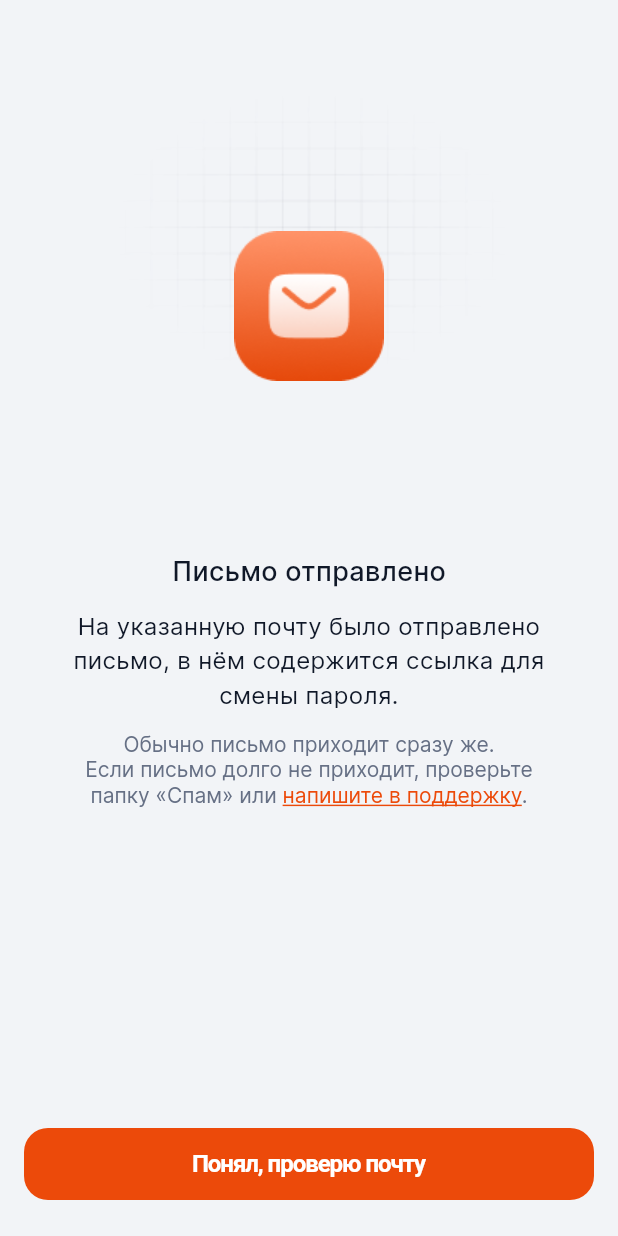
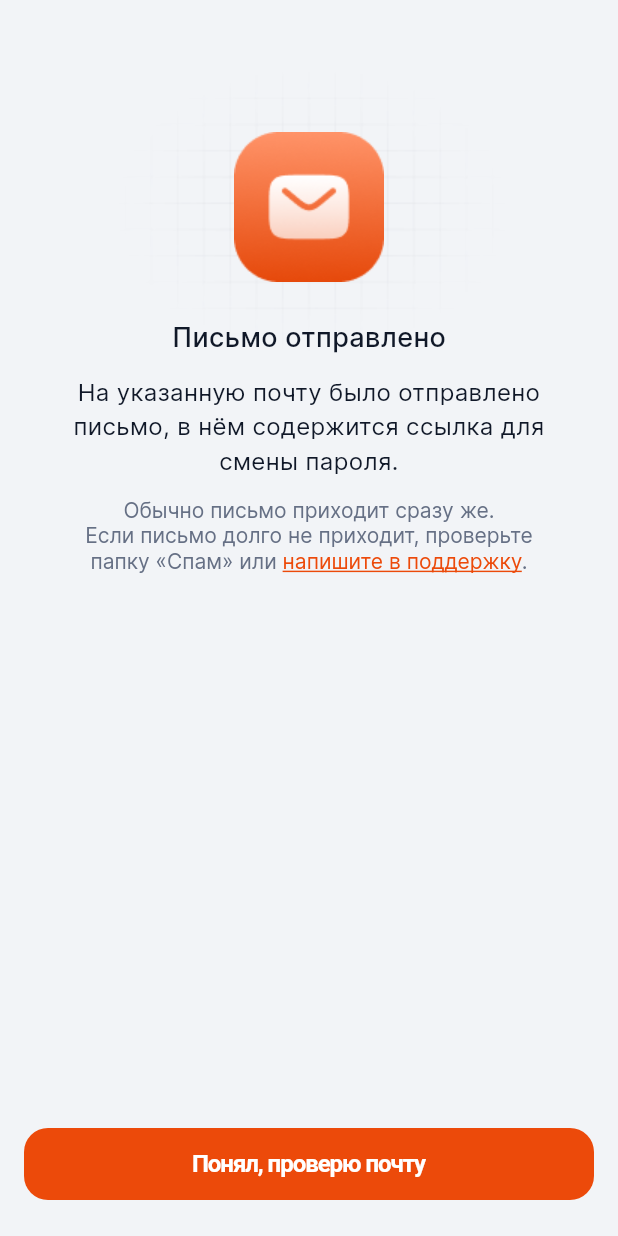
Before and after one commit to AnastasiyaFisenko/sports_events, a Flutter app: the screen it shows after launch, on a phone screen of 412 x 824 dp. Run offline on Flutter 3.47's test engine with Material 3 defaults, Android fonts, the phone set to English and light mode, and no system bars.

Commit message:
send_letter

```diff
--- a/lib/screens/letter_send_screen.dart
+++ b/lib/screens/letter_send_screen.dart
@@ -1,5 +1,7 @@
+import 'package:flutter/cupertino.dart';
 import 'package:flutter/gestures.dart';
 import 'package:flutter/material.dart';
+import 'package:flutter/widgets.dart';
 import 'package:sports_events/styles.dart';
 import 'package:sports_events/widgets/button_widget.dart';
 import 'package:url_launcher/url_launcher.dart';
@@ -27,26 +29,28 @@ class LetterSendScreen extends StatelessWidget {
             child: Column(
               children: [
                 SizedBox(
-                  height: 64,
+                  height: 24,
                 ),
                 Stack(
                   alignment: AlignmentDirectional.center,
                   children: [
-                    Image.asset(
+                    Positioned(
+                      top: 24,
+                      child: Image.asset(
                         'assets/Background Pattern & Mask.png',
-                      width: 280,
-                      height: 280,
+                        fit: BoxFit.cover,
                       ),
-                    Image.asset(
+                    ),
+                    Positioned(
+                      top: 64,
+                      child: Image.asset(
                         'assets/Frame 2087325780.png',
-                      height: 100,
-                      width: 100,
                       ),
-                  ],
                     ),
-                SizedBox(
-                  height: 24,
-                ),
+                    Padding(
+                      padding: const EdgeInsets.only(top: 188),
+                      child: Column(
+                        children: [
                           Text(
                             'Письмо отправлено',
                             style: sendLetterHeader,
@@ -58,6 +62,11 @@ class LetterSendScreen extends StatelessWidget {
                             textAlign: TextAlign.center,
                             'На указанную почту было отправлено\nписьмо, в нём содержится ссылка для\nсмены пароля.',
                             style: sendLetterTextBlack,
+                          ),
+                        ],
+                      ),
+                    ),
+                  ],
                 ),
                 SizedBox(
                   height: 12,
```
Lines whose indentation alone changed are shown as unchanged.
